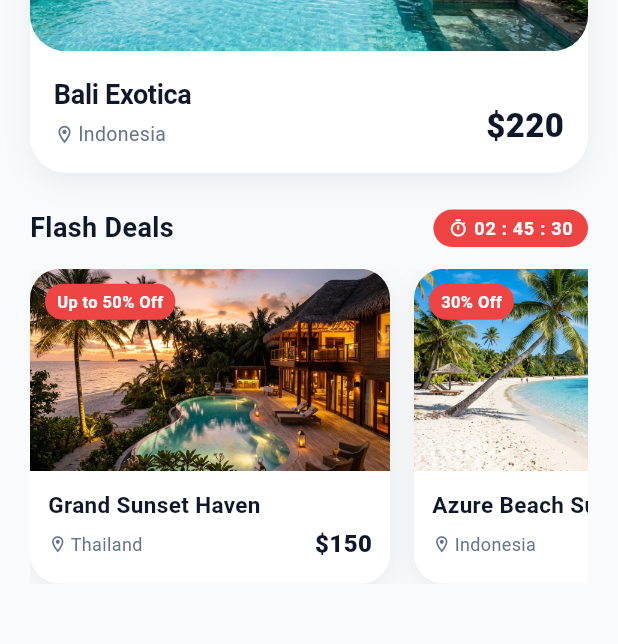
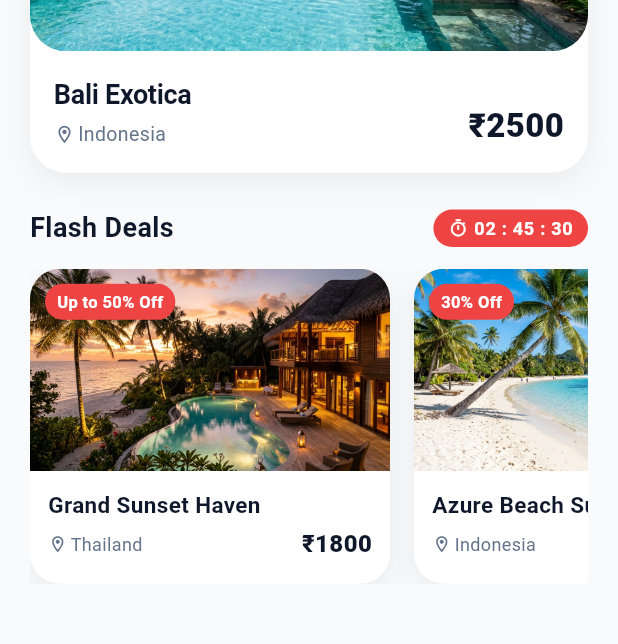
Before and after one commit to Umesh-369/TravelEase, a Flutter app: the screen it shows after launch, scrolled down 268 dp, on a phone screen of 412 x 824 dp. Shown: the part 398-1042 px from the top of the screen. Run offline on Flutter 3.47's test engine with Material 3 defaults, Android fonts, the phone set to English and light mode, and no system bars.

Commit message:
feat(core): add inr currency support and responsive widget overflow handling
- Add Indian Rupee (₹) currency symbol token to AppTheme
- Update curated stay rates in MockData to localized INR pricing
- Prevent text clipping and RenderFlex overflows in CustomButton and HotelCard with flexible wrapping
- Update price tags in FlashDealCard and HotelCard to use INR currency formatting

```diff
--- a/lib/data/mock_data.dart
+++ b/lib/data/mock_data.dart
@@ -8,7 +8,7 @@ class MockData {
     country: 'Indonesia',
     rating: 4.8,
     reviewCount: 1200,
-    pricePerNight: 220,
+    pricePerNight: 2500,
     imagePath: 'assets/images/bali_exotica.jpg',
     description:
         'Experience luxury and comfort at Bali Exotica, where modern amenities meet breathtaking views of the ocean. Perfect for couples, families and solo travelers.',
@@ -34,7 +34,7 @@ class MockData {
       country: 'Switzerland',
       rating: 4.9,
       reviewCount: 850,
-      pricePerNight: 310,
+      pricePerNight: 3500,
       imagePath: 'assets/images/mountain_dest.jpg',
       description:
           'Panoramic mountain views with serene alpine air and private sauna facilities.',
@@ -48,7 +48,7 @@ class MockData {
       country: 'Maldives',
       rating: 4.7,
       reviewCount: 940,
-      pricePerNight: 280,
+      pricePerNight: 3200,
       imagePath: 'assets/images/beach_dest.jpg',
       description:
           'Step directly into crystal waters from your private deck at this luxury overwater resort.',
@@ -65,7 +65,7 @@ class MockData {
       country: 'Thailand',
       rating: 4.8,
       reviewCount: 510,
-      pricePerNight: 150,
+      pricePerNight: 1800,
       imagePath: 'assets/images/flash_deal_hotel.jpg',
       description: 'Exclusive flash discount on luxury villas for this week.',
       facilities: ['Pool', 'Wifi', 'Breakfast', 'Restaurant'],
@@ -78,7 +78,7 @@ class MockData {
       country: 'Indonesia',
       rating: 4.6,
       reviewCount: 380,
-      pricePerNight: 120,
+      pricePerNight: 1500,
       imagePath: 'assets/images/beach_dest.jpg',
       description: 'Relaxed beachfront stay with complimentary spa sessions.',
       facilities: ['Pool', 'Wifi', 'Spa'],
--- a/lib/theme/app_theme.dart
+++ b/lib/theme/app_theme.dart
@@ -13,6 +13,9 @@ class AppTheme {
   static const Color starGold = Color(0xFFF59E0B);
   static const Color discountRed = Color(0xFFEF4444);
   static const Color borderLight = Color(0xFFE2E8F0);
+
+  // Currency
+  static const String currencySymbol = '₹';
 
   // Soft Shadows
   static final List<BoxShadow> cardShadow = [
--- a/lib/widgets/custom_button.dart
+++ b/lib/widgets/custom_button.dart
@@ -66,13 +66,17 @@ class _CustomButtonState extends State<CustomButton> {
                 widget.icon!,
                 const SizedBox(width: 8),
               ],
-              Text(
+              Flexible(
+                child: Text(
                   widget.text,
+                  overflow: TextOverflow.ellipsis,
+                  maxLines: 1,
                   style: TextStyle(
                     color: widget.textColor,
                     fontSize: 16,
                     fontWeight: FontWeight.w700,
                     letterSpacing: -0.2,
+                  ),
                 ),
               ),
             ],
--- a/lib/widgets/flash_deal_card.dart
+++ b/lib/widgets/flash_deal_card.dart
@@ -103,7 +103,7 @@ class FlashDealCard extends StatelessWidget {
                         ],
                       ),
                       Text(
-                        '\$${hotel.pricePerNight.toInt()}',
+                        '₹${hotel.pricePerNight.toInt()}',
                         style: const TextStyle(
                           color: AppTheme.textDark,
                           fontSize: 16,
--- a/lib/widgets/hotel_card.dart
+++ b/lib/widgets/hotel_card.dart
@@ -159,11 +159,14 @@ class _HotelCardState extends State<HotelCard> {
                 mainAxisAlignment: MainAxisAlignment.spaceBetween,
                 crossAxisAlignment: CrossAxisAlignment.end,
                 children: [
-                  Column(
+                  Expanded(
+                    child: Column(
                       crossAxisAlignment: CrossAxisAlignment.start,
                       children: [
                         Text(
                           widget.hotel.name,
+                          maxLines: 1,
+                          overflow: TextOverflow.ellipsis,
                           style: const TextStyle(
                             color: AppTheme.textDark,
                             fontSize: 18,
@@ -180,23 +183,29 @@ class _HotelCardState extends State<HotelCard> {
                               color: AppTheme.textMuted,
                             ),
                             const SizedBox(width: 2),
-                          Text(
+                            Flexible(
+                              child: Text(
                                 widget.hotel.country,
+                                maxLines: 1,
+                                overflow: TextOverflow.ellipsis,
                                 style: const TextStyle(
                                   color: AppTheme.textMuted,
                                   fontSize: 13,
                                   fontWeight: FontWeight.w400,
                                 ),
                               ),
+                            ),
                           ],
                         ),
                       ],
                     ),
+                  ),
+                  const SizedBox(width: 12),
                   Column(
                     crossAxisAlignment: CrossAxisAlignment.end,
                     children: [
                       Text(
-                        '\$${widget.hotel.pricePerNight.toInt()}',
+                        '₹${widget.hotel.pricePerNight.toInt()}',
                         style: const TextStyle(
                           color: AppTheme.textDark,
                           fontSize: 22,
```
Lines whose indentation alone changed are shown as unchanged.
